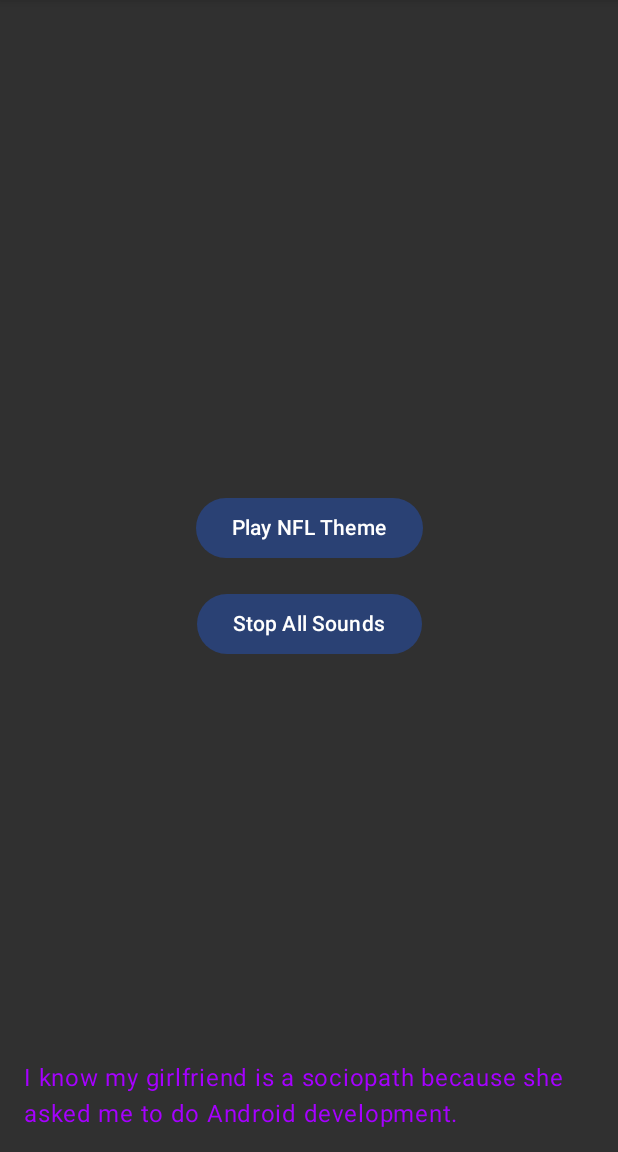
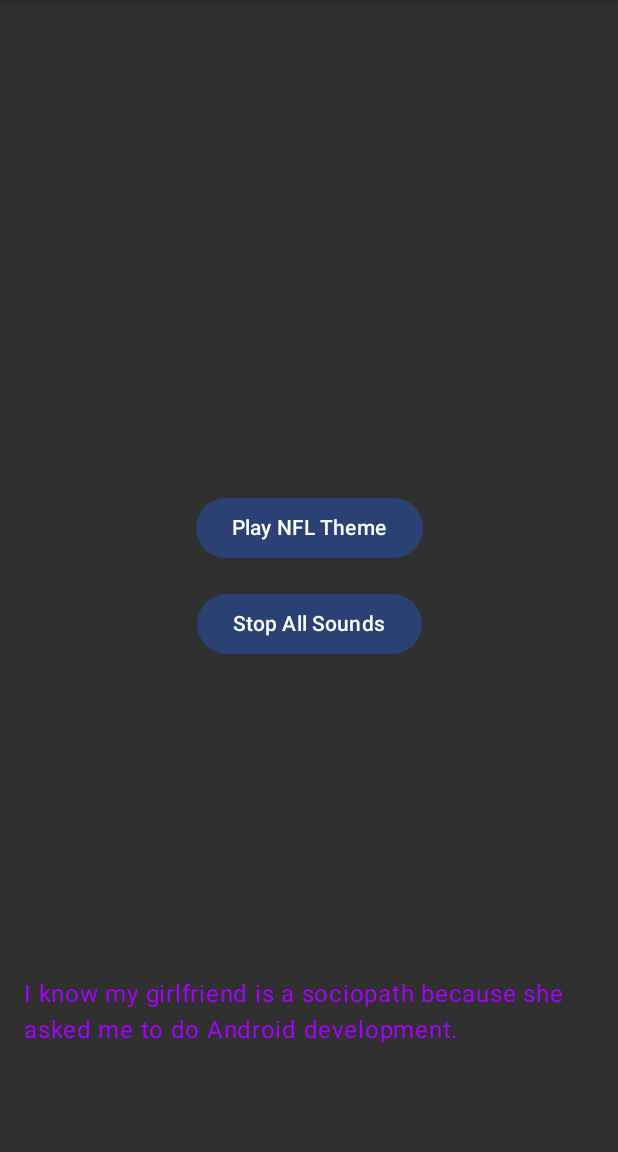
Before and after one commit to Sibire/ArmigerSoundboard, an Android app built with Jetpack Compose: the screen it shows after launch (MainActivity), on a phone screen of 412 x 824 dp, the part 84-1236 px from its top. Run offline under Robolectric (Android 15) with nearby library versions, the phone set to English and light mode, and no system bars.

Commit message:
More UI Edits

```diff
--- a/app/src/main/java/com/example/armigerssoundboard/MainActivity.kt
+++ b/app/src/main/java/com/example/armigerssoundboard/MainActivity.kt
@@ -70,7 +70,7 @@ fun Soundboard(onPlay: () -> Unit, onStop: () -> Unit) {
             text = "I know my girlfriend is a sociopath because she asked me to do Android development.",
             modifier = Modifier
                 .align(Alignment.BottomCenter)
-                .padding(bottom = 16.dp, start = 16.dp, end = 16.dp),
+                .padding(bottom = 72.dp, start = 16.dp, end = 16.dp),
             style = MaterialTheme.typography.bodyLarge,
             color = Color("#a600ff".toColorInt())
         )
```
Also changed, not shown: 3 other files.
